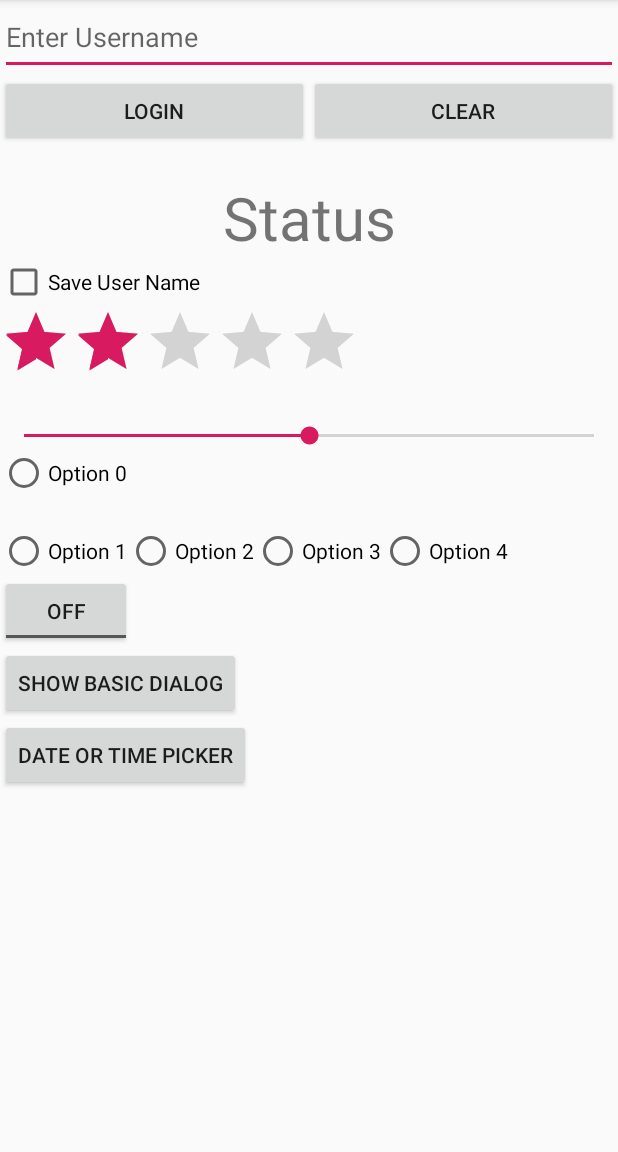
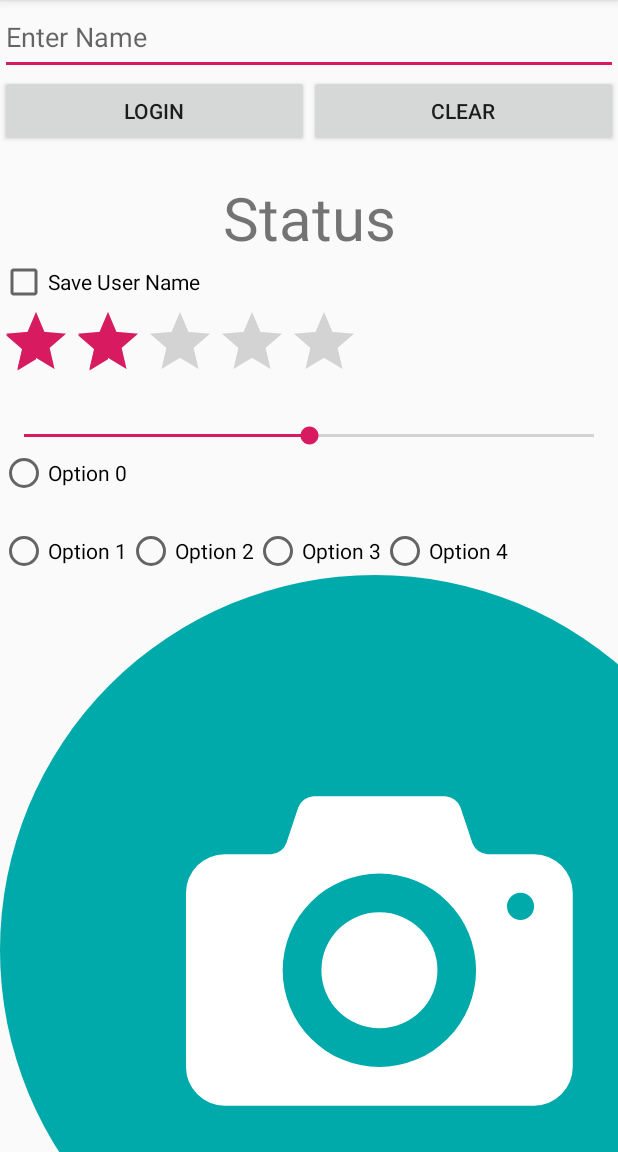
Before and after one commit to praveen1256/Example1Views, an Android app: the screen it shows after launch (MainActivity), on a phone screen of 412 x 824 dp, the part 84-1236 px from its top. Run offline under Robolectric (Android 15) with nearby library versions, the light colour scheme and no system bars.

Commit message:
Imageview,Dialogs

```diff
--- /dev/null
+++ b/app/src/main/res/drawable/ic_camera.xml
@@ -0,0 +1,5 @@
+<vector android:height="42dp" android:viewportHeight="42.049"
+    android:viewportWidth="42.049" android:width="42dp" xmlns:android="http://schemas.android.com/apk/res/android">
+    <path android:fillColor="#00AAAA" android:pathData="M21.024,21.024m-21.024,0a21.024,21.024 0,1 1,42.048 0a21.024,21.024 0,1 1,-42.048 0"/>
+    <path android:fillColor="#fff" android:pathData="M21.269,18.907A3.253,3.253 0,1 0,24.526 22.16,3.253 3.253,0 0,0 21.269,18.907ZM29.943,15.654h-2.6a0.966,0.966 0,0 1,-0.856 -0.617l-0.673,-2.019A0.966,0.966 0,0 0,24.956 12.401L17.582,12.401a0.966,0.966 0,0 0,-0.856 0.617l-0.673,2.019a0.966,0.966 0,0 1,-0.856 0.617h-2.6A2.175,2.175 0,0 0,10.426 17.822L10.426,27.581a2.175,2.175 0,0 0,2.169 2.169L29.943,29.75a2.175,2.175 0,0 0,2.169 -2.169L32.112,17.822A2.175,2.175 0,0 0,29.943 15.654ZM21.269,27.581a5.421,5.421 0,1 1,5.421 -5.421A5.422,5.422 0,0 1,21.269 27.581ZM29.184,19.339a0.759,0.759 0,1 1,0.759 -0.759A0.759,0.759 0,0 1,29.184 19.339Z"/>
+</vector>
--- /dev/null
+++ b/app/src/main/res/drawable/ic_camera_red.xml
@@ -0,0 +1,5 @@
+<vector android:height="42dp" android:viewportHeight="42.049"
+    android:viewportWidth="42.049" android:width="42dp" xmlns:android="http://schemas.android.com/apk/res/android">
+    <path android:fillColor="#AA0000" android:pathData="M21.024,21.024m-21.024,0a21.024,21.024 0,1 1,42.048 0a21.024,21.024 0,1 1,-42.048 0"/>
+    <path android:fillColor="#fff" android:pathData="M21.269,18.907A3.253,3.253 0,1 0,24.526 22.16,3.253 3.253,0 0,0 21.269,18.907ZM29.943,15.654h-2.6a0.966,0.966 0,0 1,-0.856 -0.617l-0.673,-2.019A0.966,0.966 0,0 0,24.956 12.401L17.582,12.401a0.966,0.966 0,0 0,-0.856 0.617l-0.673,2.019a0.966,0.966 0,0 1,-0.856 0.617h-2.6A2.175,2.175 0,0 0,10.426 17.822L10.426,27.581a2.175,2.175 0,0 0,2.169 2.169L29.943,29.75a2.175,2.175 0,0 0,2.169 -2.169L32.112,17.822A2.175,2.175 0,0 0,29.943 15.654ZM21.269,27.581a5.421,5.421 0,1 1,5.421 -5.421A5.422,5.422 0,0 1,21.269 27.581ZM29.184,19.339a0.759,0.759 0,1 1,0.759 -0.759A0.759,0.759 0,0 1,29.184 19.339Z"/>
+</vector>
--- a/app/src/main/res/layout/activity_main2.xml
+++ b/app/src/main/res/layout/activity_main2.xml
@@ -13,14 +13,14 @@
             android:id="@+id/et_username"
             android:layout_width="match_parent"
             android:layout_height="50dp"
-            android:hint="@string/hint_username"
+            android:hint="Enter Name"
             app:layout_constraintTop_toTopOf="parent" />
 
         <Button
             android:id="@+id/bt_login"
             android:layout_width="0dp"
             android:layout_height="wrap_content"
-            android:text="Login"
+            android:text="@string/bt_login"
             app:layout_constraintStart_toStartOf="parent"
             app:layout_constraintTop_toBottomOf="@id/et_username"
             app:layout_constraintWidth_percent="0.5" />
@@ -117,10 +117,9 @@
 
         <ImageView
             android:id="@+id/iv_image"
-            android:layout_width="150dp"
-            android:visibility="gone"
-            android:layout_height="150dp"
-            android:src="@mipmap/ic_launcher"
+            android:layout_width="500dp"
+            android:layout_height="500dp"
+            android:src="@drawable/ic_camera"
             app:layout_constraintStart_toStartOf="parent"
             app:layout_constraintTop_toBottomOf="@id/rg_group" />
 
--- a/app/src/main/res/layout/dialog_custom.xml
+++ b/app/src/main/res/layout/dialog_custom.xml
@@ -17,7 +17,7 @@
             android:layout_width="wrap_content"
             android:layout_height="wrap_content"
             android:text="Title"
-            android:textColor="@color/red"
+            android:textColor="@color/blue"
             android:textSize="40sp"
             app:layout_constraintStart_toStartOf="parent"
             app:layout_constraintTop_toTopOf="parent" />
--- a/app/src/main/res/values/colors.xml
+++ b/app/src/main/res/values/colors.xml
@@ -1,7 +1,8 @@
 <?xml version="1.0" encoding="utf-8"?>
-<resources>
+<resources xmlns:tools="http://schemas.android.com/tools">
     <color name="colorPrimary">#008577</color>
     <color name="colorPrimaryDark">#00574B</color>
     <color name="colorAccent">#D81B60</color>
-    <color name="red">#FF0000</color>
+    <color name="red" tools:ignore="MissingDefaultResource">#FF0000</color>
+    <color name="blue">#0000AA</color>
 </resources>
--- a/app/src/main/res/values/strings.xml
+++ b/app/src/main/res/values/strings.xml
@@ -1,4 +1,5 @@
 <resources>
     <string name="app_name">Example1Views</string>
     <string name="hint_username">Enter Username</string>
+    <string name="bt_login">Login</string>
 </resources>
```
Also changed, not shown: app/src/main/java/android/com/example1views/MainActivity.java (+34 -5 lines), 1 other file.
